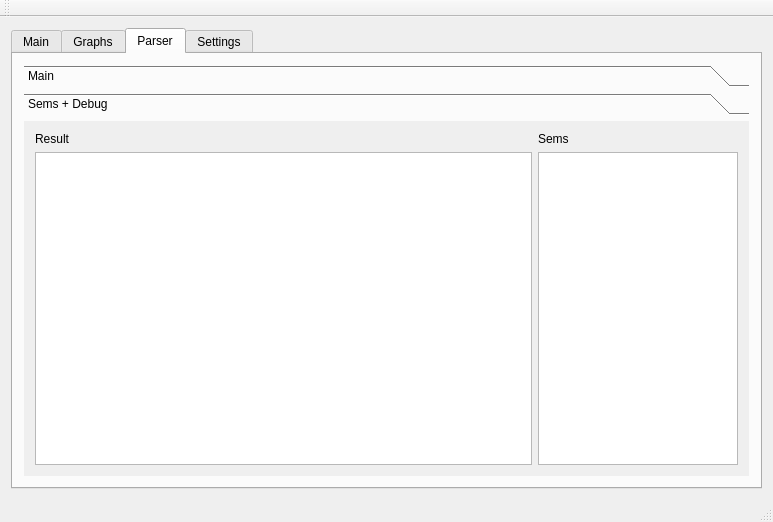
This is graphs.ui in fsvymk/graphs as Qt 5 draws it before an edit. The edited form follows.
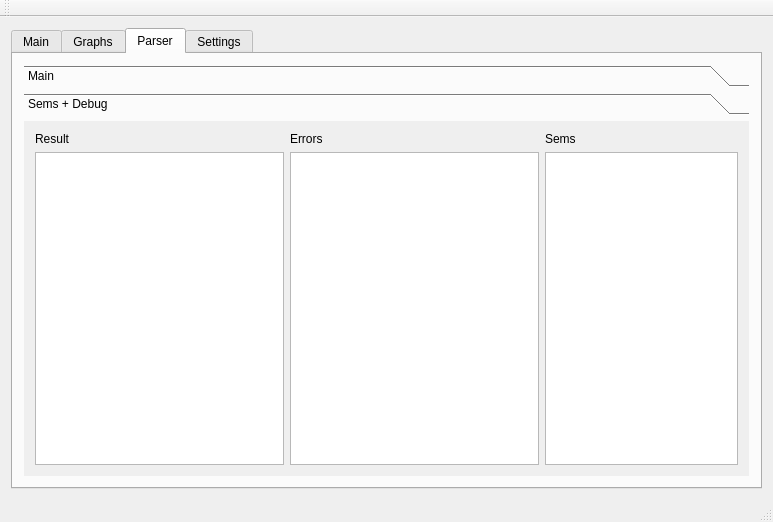
This is the edited form. The open tabs and pages were chosen to show the change. Custom widgets are drawn as their Qt base class.

What changed in the file:
```diff
--- a/graphs.ui
+++ b/graphs.ui
@@ -421,8 +421,8 @@
             <rect>
              <x>0</x>
              <y>0</y>
-             <width>164</width>
-             <height>107</height>
+             <width>733</width>
+             <height>331</height>
             </rect>
            </property>
            <attribute name="label">
@@ -436,7 +436,7 @@
               </property>
              </widget>
             </item>
-            <item row="0" column="1">
+            <item row="0" column="2">
              <widget class="QLabel" name="PARSER_LABEL_SEMS">
               <property name="text">
                <string>Sems</string>
@@ -444,18 +444,42 @@
              </widget>
             </item>
             <item row="1" column="0">
-             <widget class="QTextEdit" name="PARSER_TEXT_RESULT"/>
+             <widget class="QTextEdit" name="PARSER_TEXT_RESULT">
+              <property name="maximumSize">
+               <size>
+                <width>253</width>
+                <height>16777215</height>
+               </size>
+              </property>
+             </widget>
             </item>
-            <item row="1" column="1">
+            <item row="1" column="2">
              <widget class="QTextEdit" name="PARSER_TEXT_SEMS">
               <property name="maximumSize">
                <size>
-                <width>200</width>
+                <width>197</width>
                 <height>16777215</height>
                </size>
               </property>
              </widget>
             </item>
+            <item row="1" column="1">
+             <widget class="QTextEdit" name="Parser_Errors">
+              <property name="maximumSize">
+               <size>
+                <width>253</width>
+                <height>16777215</height>
+               </size>
+              </property>
+             </widget>
+            </item>
+            <item row="0" column="1">
+             <widget class="QLabel" name="label_11">
+              <property name="text">
+               <string>Errors</string>
+              </property>
+             </widget>
+            </item>
            </layout>
           </widget>
          </widget>
```
Left out of the diff: 18 changed lines with no effect on the pictures.
